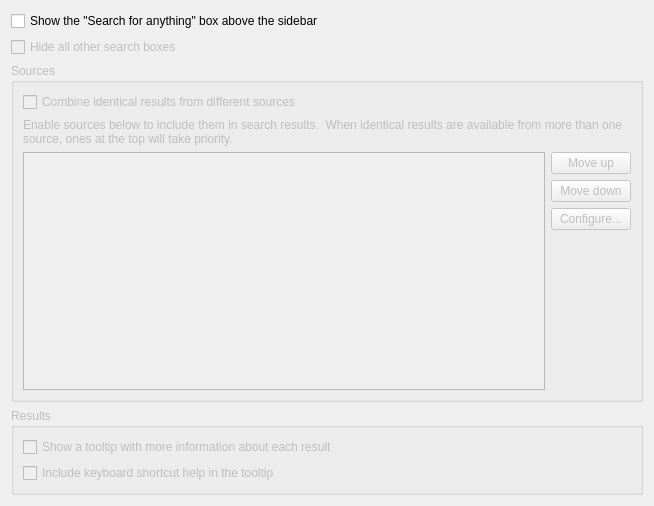
Qt form src/globalsearch/globalsearchsettingspage.ui (clementine-player/Clementine) before a commit.
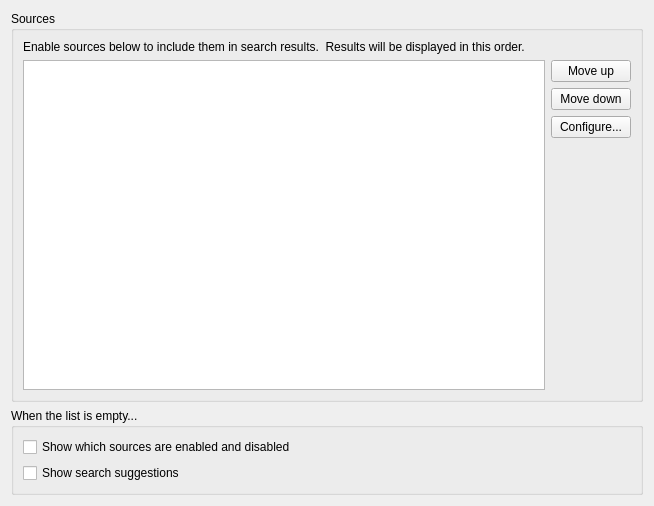
The same form after that commit. Icons and pictures are not drawn.

Commit message: Update the Search settings page, use the configured provider order

Diff of the .ui file:
```diff
--- a/src/globalsearch/globalsearchsettingspage.ui
+++ b/src/globalsearch/globalsearchsettingspage.ui
@@ -18,43 +18,16 @@
     <normaloff>:/icons/32x32/search.png</normaloff>:/icons/32x32/search.png</iconset>
   </property>
   <layout class="QVBoxLayout" name="verticalLayout_4">
-   <item>
-    <widget class="QCheckBox" name="show_globalsearch">
-     <property name="text">
-      <string>Show the &quot;Search for anything&quot; box above the sidebar</string>
-     </property>
-    </widget>
-   </item>
-   <item>
-    <widget class="QCheckBox" name="hide_others">
-     <property name="enabled">
-      <bool>false</bool>
-     </property>
-     <property name="text">
-      <string>Hide all other search boxes</string>
-     </property>
-    </widget>
-   </item>
    <item>
     <widget class="QGroupBox" name="sources_group">
-     <property name="enabled">
-      <bool>false</bool>
-     </property>
      <property name="title">
       <string>Sources</string>
      </property>
      <layout class="QVBoxLayout" name="verticalLayout_3">
-      <item>
-       <widget class="QCheckBox" name="combine">
-        <property name="text">
-         <string>Combine identical results from different sources</string>
-        </property>
-       </widget>
-      </item>
       <item>
        <widget class="QLabel" name="label">
         <property name="text">
-         <string>Enable sources below to include them in search results.  When identical results are available from more than one source, ones at the top will take priority.</string>
+         <string>Enable sources below to include them in search results.  Results will be displayed in this order.</string>
         </property>
         <property name="wordWrap">
          <bool>true</bool>
@@ -136,28 +109,22 @@
     </widget>
    </item>
    <item>
-    <widget class="QGroupBox" name="results_group">
-     <property name="enabled">
-      <bool>false</bool>
-     </property>
+    <widget class="QGroupBox" name="empty_list_group">
      <property name="title">
-      <string>Results</string>
+      <string>When the list is empty...</string>
      </property>
      <layout class="QVBoxLayout" name="verticalLayout">
       <item>
        <widget class="QCheckBox" name="tooltip">
         <property name="text">
-         <string>Show a tooltip with more information about each result</string>
+         <string>Show which sources are enabled and disabled</string>
         </property>
        </widget>
       </item>
       <item>
-       <widget class="QCheckBox" name="tooltip_help">
-        <property name="enabled">
-         <bool>false</bool>
-        </property>
+       <widget class="QCheckBox" name="show_suggestions">
         <property name="text">
-         <string>Include keyboard shortcut help in the tooltip</string>
+         <string>Show search suggestions</string>
         </property>
        </widget>
       </item>
```
Left out of the diff: 77 changed lines with no effect on the pictures. The commit also changes 11 other files.
